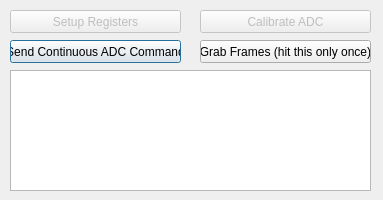
Qt form FG_Controls.ui (acorver/SpikeGL) before a commit.
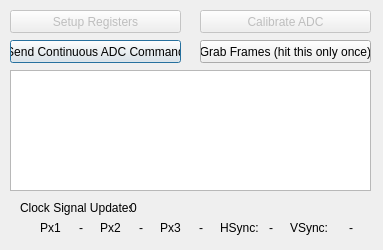
The same form after that commit.

Commit message: pixel clk display in framegrabber controls

The edit to the form file:
```diff
--- a/FG_Controls.ui
+++ b/FG_Controls.ui
@@ -7,7 +7,7 @@
     <x>0</x>
     <y>0</y>
     <width>383</width>
-    <height>200</height>
+    <height>250</height>
    </rect>
   </property>
   <property name="sizePolicy">
@@ -19,13 +19,13 @@
   <property name="minimumSize">
    <size>
     <width>383</width>
-    <height>200</height>
+    <height>250</height>
    </size>
   </property>
   <property name="maximumSize">
    <size>
     <width>383</width>
-    <height>200</height>
+    <height>250</height>
    </size>
   </property>
   <property name="baseSize">
@@ -108,6 +108,177 @@
     <string>Calibrate ADC</string>
    </property>
   </widget>
+  <widget class="QLabel" name="label">
+   <property name="geometry">
+    <rect>
+     <x>40</x>
+     <y>220</y>
+     <width>21</width>
+     <height>16</height>
+    </rect>
+   </property>
+   <property name="text">
+    <string>Px1:</string>
+   </property>
+  </widget>
+  <widget class="QLabel" name="pxClk1Lbl">
+   <property name="geometry">
+    <rect>
+     <x>70</x>
+     <y>220</y>
+     <width>22</width>
+     <height>16</height>
+    </rect>
+   </property>
+   <property name="text">
+    <string>-</string>
+   </property>
+   <property name="alignment">
+    <set>Qt::AlignCenter</set>
+   </property>
+  </widget>
+  <widget class="QLabel" name="pxClk2Lbl">
+   <property name="geometry">
+    <rect>
+     <x>130</x>
+     <y>220</y>
+     <width>22</width>
+     <height>16</height>
+    </rect>
+   </property>
+   <property name="text">
+    <string>-</string>
+   </property>
+   <property name="alignment">
+    <set>Qt::AlignCenter</set>
+   </property>
+  </widget>
+  <widget class="QLabel" name="label_2">
+   <property name="geometry">
+    <rect>
+     <x>100</x>
+     <y>220</y>
+     <width>21</width>
+     <height>16</height>
+    </rect>
+   </property>
+   <property name="text">
+    <string>Px2:</string>
+   </property>
+  </widget>
+  <widget class="QLabel" name="pxClk3Lbl">
+   <property name="geometry">
+    <rect>
+     <x>190</x>
+     <y>220</y>
+     <width>22</width>
+     <height>16</height>
+    </rect>
+   </property>
+   <property name="text">
+    <string>-</string>
+   </property>
+   <property name="alignment">
+    <set>Qt::AlignCenter</set>
+   </property>
+  </widget>
+  <widget class="QLabel" name="label_3">
+   <property name="geometry">
+    <rect>
+     <x>160</x>
+     <y>220</y>
+     <width>21</width>
+     <height>16</height>
+    </rect>
+   </property>
+   <property name="text">
+    <string>Px3:</string>
+   </property>
+  </widget>
+  <widget class="QLabel" name="hsyncLbl">
+   <property name="geometry">
+    <rect>
+     <x>260</x>
+     <y>220</y>
+     <width>22</width>
+     <height>16</height>
+    </rect>
+   </property>
+   <property name="text">
+    <string>-</string>
+   </property>
+   <property name="alignment">
+    <set>Qt::AlignCenter</set>
+   </property>
+  </widget>
+  <widget class="QLabel" name="label_4">
+   <property name="geometry">
+    <rect>
+     <x>220</x>
+     <y>220</y>
+     <width>41</width>
+     <height>16</height>
+    </rect>
+   </property>
+   <property name="text">
+    <string>HSync:</string>
+   </property>
+  </widget>
+  <widget class="QLabel" name="vsyncLbl">
+   <property name="geometry">
+    <rect>
+     <x>340</x>
+     <y>220</y>
+     <width>22</width>
+     <height>16</height>
+    </rect>
+   </property>
+   <property name="text">
+    <string>-</string>
+   </property>
+   <property name="alignment">
+    <set>Qt::AlignCenter</set>
+   </property>
+  </widget>
+  <widget class="QLabel" name="label_5">
+   <property name="geometry">
+    <rect>
+     <x>290</x>
+     <y>220</y>
+     <width>41</width>
+     <height>16</height>
+    </rect>
+   </property>
+   <property name="text">
+    <string>VSync:</string>
+   </property>
+  </widget>
+  <widget class="QLabel" name="clkSignalsLbl">
+   <property name="geometry">
+    <rect>
+     <x>20</x>
+     <y>200</y>
+     <width>111</width>
+     <height>16</height>
+    </rect>
+   </property>
+   <property name="text">
+    <string>Clock Signal Updates:</string>
+   </property>
+  </widget>
+  <widget class="QLabel" name="clkCtLbl">
+   <property name="geometry">
+    <rect>
+     <x>130</x>
+     <y>200</y>
+     <width>171</width>
+     <height>16</height>
+    </rect>
+   </property>
+   <property name="text">
+    <string>0</string>
+   </property>
+  </widget>
  </widget>
  <resources/>
  <connections/>
```
Left out of the diff: 2 changed lines with no effect on the pictures. The commit also changes 6 other files.
